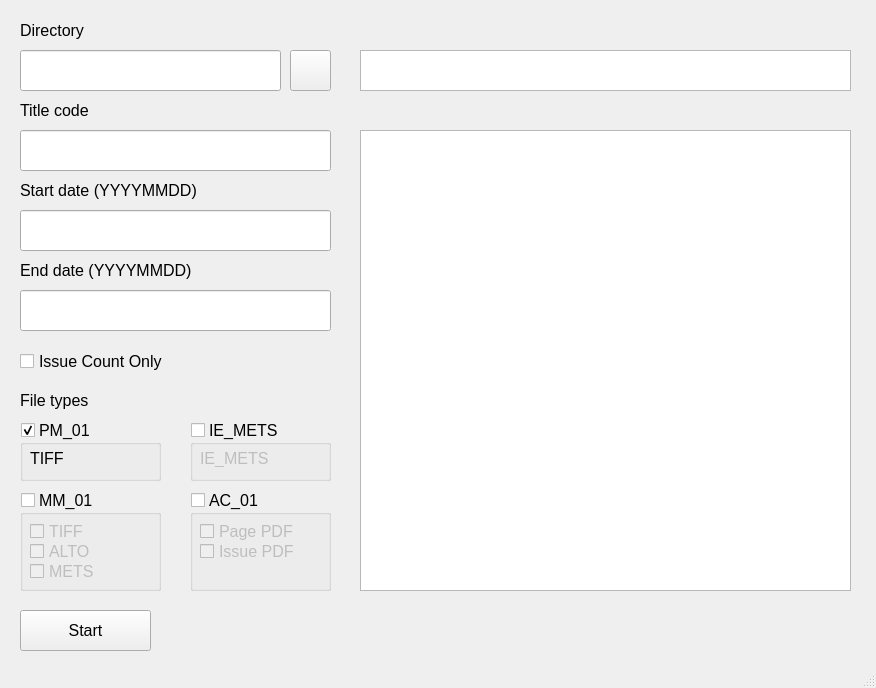
NLNZDigitalPreservation/paperspast_file_counter, file CoD.ui: the form before one commit.
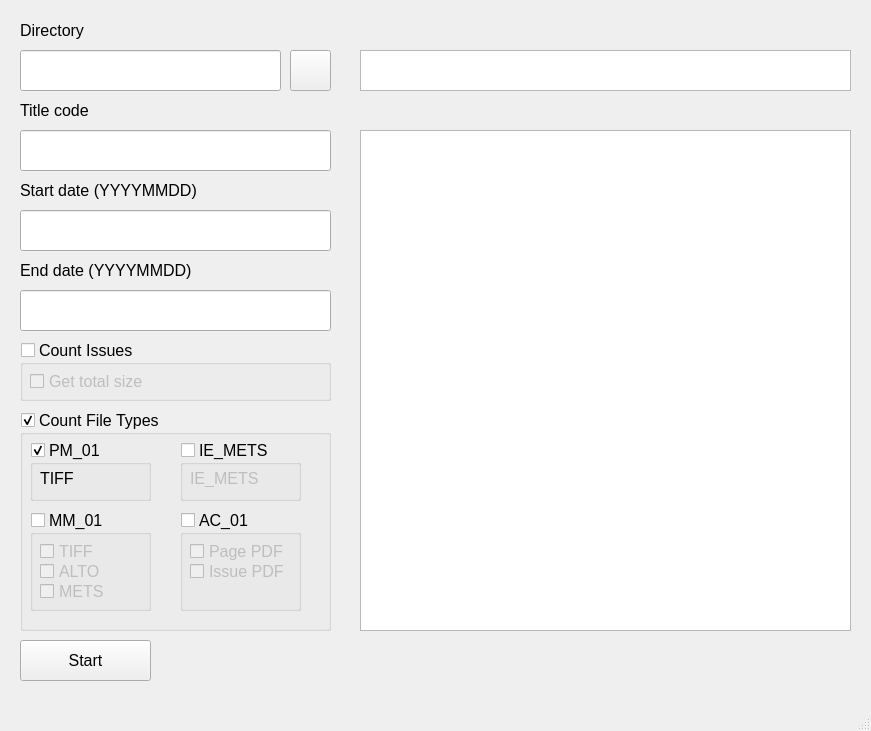
The form after the commit.

Commit message: option to get total size

What changed in the file:
```diff
--- a/CoD.ui
+++ b/CoD.ui
@@ -6,8 +6,8 @@
    <rect>
     <x>0</x>
     <y>0</y>
-    <width>876</width>
-    <height>688</height>
+    <width>871</width>
+    <height>731</height>
    </rect>
   </property>
   <property name="windowTitle">
@@ -129,31 +129,13 @@
      <string>End date (YYYYMMDD)</string>
     </property>
    </widget>
-   <widget class="QPushButton" name="start_button">
-    <property name="geometry">
-     <rect>
-      <x>20</x>
-      <y>610</y>
-      <width>131</width>
-      <height>41</height>
-     </rect>
-    </property>
-    <property name="font">
-     <font>
-      <pointsize>12</pointsize>
-     </font>
-    </property>
-    <property name="text">
-     <string>Start</string>
-    </property>
-   </widget>
    <widget class="QTextBrowser" name="results_box">
     <property name="geometry">
      <rect>
       <x>360</x>
       <y>130</y>
       <width>491</width>
-      <height>461</height>
+      <height>501</height>
      </rect>
     </property>
     <property name="font">
@@ -226,16 +208,13 @@
      </font>
     </property>
    </widget>
-   <widget class="QGroupBox" name="ac_group">
-    <property name="enabled">
-     <bool>true</bool>
-    </property>
+   <widget class="QGroupBox" name="issue_group">
     <property name="geometry">
      <rect>
-      <x>190</x>
-      <y>490</y>
-      <width>141</width>
-      <height>101</height>
+      <x>20</x>
+      <y>340</y>
+      <width>311</width>
+      <height>61</height>
      </rect>
     </property>
     <property name="font">
@@ -244,7 +223,7 @@
      </font>
     </property>
     <property name="title">
-     <string>AC_01</string>
+     <string>Count Issues</string>
     </property>
     <property name="checkable">
      <bool>true</bool>
@@ -252,42 +231,51 @@
     <property name="checked">
      <bool>false</bool>
     </property>
-    <widget class="QCheckBox" name="ac_page_check">
+    <widget class="QCheckBox" name="size_check">
      <property name="geometry">
       <rect>
        <x>10</x>
        <y>30</y>
-       <width>121</width>
+       <width>221</width>
        <height>23</height>
       </rect>
      </property>
+     <property name="font">
+      <font>
+       <pointsize>12</pointsize>
+      </font>
+     </property>
      <property name="text">
-      <string>Page PDF</string>
+      <string>Get total size</string>
      </property>
     </widget>
-    <widget class="QCheckBox" name="ac_issue_check">
+   </widget>
+   <widget class="QGroupBox" name="file_group">
      <property name="geometry">
       <rect>
-       <x>10</x>
-       <y>50</y>
-       <width>121</width>
-       <height>23</height>
-      </rect>
-     </property>
-     <property name="text">
-      <string>Issue PDF</string>
+      <x>20</x>
+      <y>410</y>
+      <width>311</width>
+      <height>221</height>
+     </rect>
+    </property>
+    <property name="font">
+     <font>
+      <pointsize>12</pointsize>
+     </font>
+    </property>
+    <property name="title">
+     <string>Count File Types</string>
      </property>
      <property name="checkable">
       <bool>true</bool>
      </property>
-    </widget>
-   </widget>
    <widget class="QGroupBox" name="ie_mets_group">
     <property name="geometry">
      <rect>
-      <x>190</x>
-      <y>420</y>
-      <width>141</width>
+       <x>160</x>
+       <y>30</y>
+       <width>121</width>
       <height>61</height>
      </rect>
     </property>
@@ -322,9 +310,9 @@
    <widget class="QGroupBox" name="pm_group">
     <property name="geometry">
      <rect>
-      <x>20</x>
-      <y>420</y>
-      <width>141</width>
+       <x>10</x>
+       <y>30</y>
+       <width>121</width>
       <height>61</height>
      </rect>
     </property>
@@ -356,12 +344,68 @@
      </property>
     </widget>
    </widget>
+    <widget class="QGroupBox" name="ac_group">
+     <property name="enabled">
+      <bool>true</bool>
+     </property>
+     <property name="geometry">
+      <rect>
+       <x>160</x>
+       <y>100</y>
+       <width>121</width>
+       <height>101</height>
+      </rect>
+     </property>
+     <property name="font">
+      <font>
+       <pointsize>12</pointsize>
+      </font>
+     </property>
+     <property name="title">
+      <string>AC_01</string>
+     </property>
+     <property name="checkable">
+      <bool>true</bool>
+     </property>
+     <property name="checked">
+      <bool>false</bool>
+     </property>
+     <widget class="QCheckBox" name="ac_page_check">
+      <property name="geometry">
+       <rect>
+        <x>10</x>
+        <y>30</y>
+        <width>121</width>
+        <height>23</height>
+       </rect>
+      </property>
+      <property name="text">
+       <string>Page PDF</string>
+      </property>
+     </widget>
+     <widget class="QCheckBox" name="ac_issue_check">
+      <property name="geometry">
+       <rect>
+        <x>10</x>
+        <y>50</y>
+        <width>101</width>
+        <height>23</height>
+       </rect>
+      </property>
+      <property name="text">
+       <string>Issue PDF</string>
+      </property>
+      <property name="checkable">
+       <bool>true</bool>
+      </property>
+     </widget>
+    </widget>
    <widget class="QGroupBox" name="mm_group">
     <property name="geometry">
      <rect>
-      <x>20</x>
-      <y>490</y>
-      <width>141</width>
+       <x>10</x>
+       <y>100</y>
+       <width>121</width>
       <height>101</height>
      </rect>
     </property>
@@ -422,31 +466,14 @@
      </property>
     </widget>
    </widget>
-   <widget class="QLabel" name="file_types_label">
-    <property name="geometry">
-     <rect>
-      <x>20</x>
-      <y>390</y>
-      <width>211</width>
-      <height>21</height>
-     </rect>
-    </property>
-    <property name="font">
-     <font>
-      <pointsize>12</pointsize>
-     </font>
-    </property>
-    <property name="text">
-     <string>File types</string>
-    </property>
    </widget>
-   <widget class="QCheckBox" name="issue_check">
+   <widget class="QPushButton" name="start_button">
     <property name="geometry">
      <rect>
       <x>20</x>
-      <y>350</y>
-      <width>221</width>
-      <height>23</height>
+      <y>640</y>
+      <width>131</width>
+      <height>41</height>
      </rect>
     </property>
     <property name="font">
@@ -455,7 +482,7 @@
      </font>
     </property>
     <property name="text">
-     <string>Issue Count Only</string>
+     <string>Start</string>
     </property>
    </widget>
   </widget>
```
Lines whose indentation alone changed are shown as unchanged. The commit also changes 2 other files.
